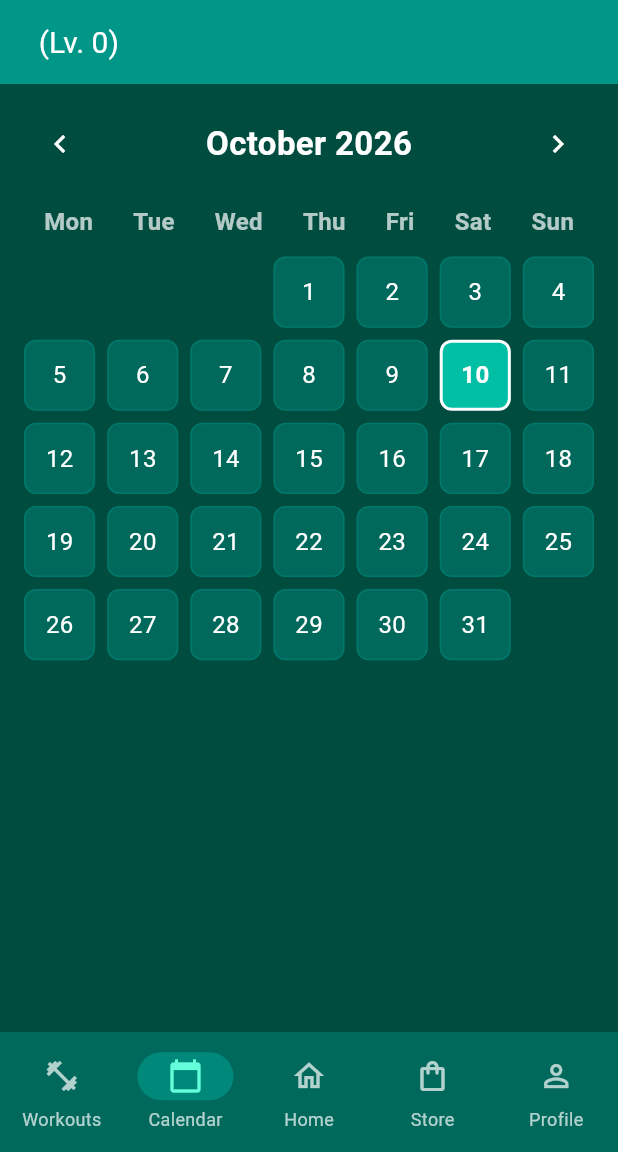
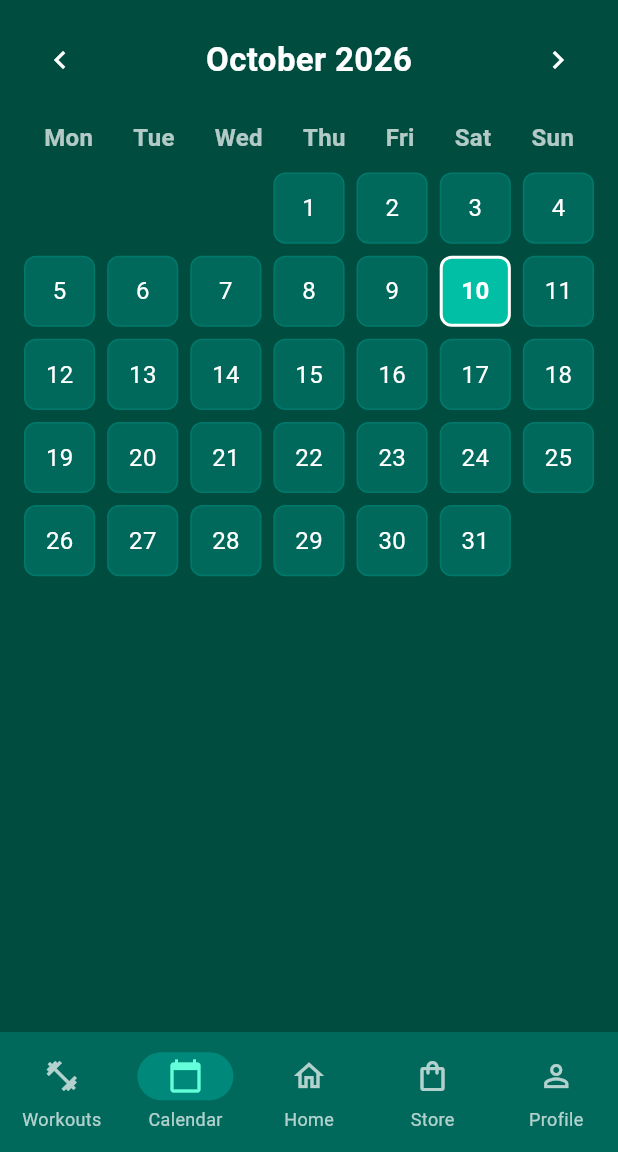
Before and after one commit to m1k3br4n6/fitness_slayer_app_s6, a Flutter app: the screen it shows once a user with an empty profile is signed in, item 2 of the bottom bar chosen, on a phone screen of 412 x 824 dp, the part 84-1236 px from its top. Run offline on Flutter 3.47's test engine with Material 3 defaults, Android fonts, the phone set to English and light mode, and no system bars; our stand-ins replace circular_countdown_timer, cloud_firestore, firebase_auth, firebase_core, flutter_spinkit; missing offline and left inert: muscle_mapper; accounts and stored records are empty.

Commit message:
Update main branch - conflicts of feature/authentication merge resolved

```diff
--- a/lib/screens/game-features/shop.dart
+++ b/lib/screens/game-features/shop.dart
@@ -7,7 +7,6 @@ class Shop extends StatelessWidget {
   @override
   Widget build(BuildContext context) {
     return Scaffold(
-      appBar: MyAppBar(),
       backgroundColor: Colors.teal[900],
       body: Center(
         child: Column(
--- a/lib/screens/home.dart
+++ b/lib/screens/home.dart
@@ -30,7 +30,6 @@ class _HomeState extends State<Home> {
     final List<Widget> pages = [
       // workout page
       const WorkoutPlanning(),
-
       // calendar page
       const Calendar(),
 
--- a/lib/screens/planning/calendar.dart
+++ b/lib/screens/planning/calendar.dart
@@ -46,7 +46,6 @@ class _CalendarState extends State<Calendar> {
     final monthTitle = '${_monthNames[month - 1]} $year';
 
     return Scaffold(
-      appBar: MyAppBar(),
       backgroundColor: Colors.teal[900],
       body: Padding(
         padding: const EdgeInsets.all(16.0),
--- a/lib/screens/planning/workout-planning.dart
+++ b/lib/screens/planning/workout-planning.dart
@@ -21,7 +21,6 @@ class _WorkoutPlanningState extends State<WorkoutPlanning> {
   @override
   Widget build(BuildContext context) {
     return Scaffold(
-      appBar: MyAppBar(),
       backgroundColor: Colors.teal[900],
       body: Stack(
         children: [
--- a/lib/screens/profile/profile.dart
+++ b/lib/screens/profile/profile.dart
@@ -7,7 +7,6 @@ class Profile extends StatelessWidget {
   @override
   Widget build(BuildContext context) {
     return Scaffold(
-      appBar: MyAppBar(),
       backgroundColor: Colors.teal[900],
       body: Center(
         child: Column(
--- a/lib/screens/settings/settings.dart
+++ b/lib/screens/settings/settings.dart
@@ -7,6 +7,7 @@ class AppSettings extends StatelessWidget {
   @override
   Widget build(BuildContext context) {
     return Scaffold(
+        appBar: MyAppBar(),
       backgroundColor: Colors.teal[900],
       body: Center(
         child: Column(
```
Also changed, not shown: pubspec.lock.
